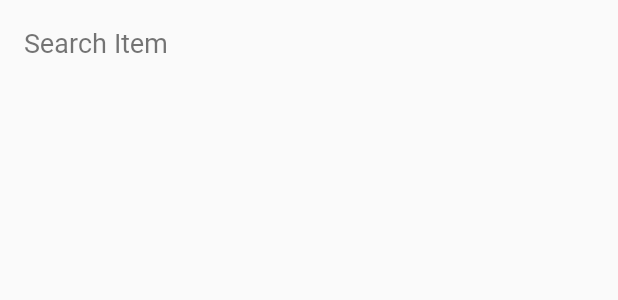
After one commit to tairoroberto/RemoteJobs, an Android app: the layout item_search.xml on its own in the app's theme, with its tools: preview values and no code run, on a phone screen of 412 x 824 dp. The commit adds this screen. Shown: the top 300 px of the screen. Run offline under Robolectric (Android 15) with nearby library versions, the phone set to English and light mode, and no system bars.

Commit message:
change init presenter, and search

```diff
--- a/app/src/main/kotlin/com/remoteok/io/app/detail/view/DetailActivity.kt
+++ b/app/src/main/kotlin/com/remoteok/io/app/detail/view/DetailActivity.kt
@@ -36,7 +36,9 @@ import java.util.*
 class DetailActivity : AppCompatActivity(), DetailContract.View {
 
     private var shareActionProvider: ShareActionProvider? = null
-    private var presenter: DetailContract.Presenter? = null
+    private val presenter: DetailContract.Presenter? by lazy {
+        DetailPresenter()
+    }
 
     override fun onCreate(savedInstanceState: Bundle?) {
 
@@ -45,7 +47,6 @@ class DetailActivity : AppCompatActivity(), DetailContract.View {
         setContentView(R.layout.activity_detail)
         setSupportActionBar(toolbar)
 
-        presenter = DetailPresenter()
         presenter?.attachView(this)
 
         imageView.isDrawingCacheEnabled = true
--- a/app/src/main/kotlin/com/remoteok/io/app/home/model/HomeModel.kt
+++ b/app/src/main/kotlin/com/remoteok/io/app/home/model/HomeModel.kt
@@ -21,7 +21,7 @@ class HomeModel(private val presenter: HomeContract.Presenter) : HomeContract.Mo
 
                     val jobs = JobsResponse()
                     jobs.list = it
-                    jobs.list = jobs.list?.subList(0, 50)?.sortedBy { it.date }
+                    jobs.list = jobs.list?.subList(0, 50)?.sortedBy { it.date }?.reversed()
                     Log.i("LOG", "List Size: ${jobs.list?.size}")
 
                     presenter.manipulateResponse(jobs)
@@ -38,6 +38,7 @@ class HomeModel(private val presenter: HomeContract.Presenter) : HomeContract.Mo
                 ?.subscribe({
                     val jobsResponse = JobsResponse()
                     jobsResponse.list = it
+                    jobsResponse.list = jobsResponse.list?.subList(0, 50)?.sortedBy { it.date }?.reversed()
                     presenter.manipulateResponse(jobsResponse)
                 }, { error ->
                     Log.i("LOG", "Error: ${error.message}")
--- a/app/src/main/kotlin/com/remoteok/io/app/home/view/HomeRecyclerAdapter.kt
+++ b/app/src/main/kotlin/com/remoteok/io/app/home/view/HomeRecyclerAdapter.kt
@@ -20,7 +20,7 @@ import com.remoteok.io.app.base.extension.loadImage
  */
 class HomeRecyclerAdapter(val context: Context?,
                           private var list: ArrayList<Job>?,
-                          private val onClick: OnClick) : RecyclerView.Adapter<HomeRecyclerAdapter.ViewHolder>() {
+                          val onClick: (job:Job, imageView: ImageView) -> Unit) : RecyclerView.Adapter<HomeRecyclerAdapter.ViewHolder>() {
 
     private var lastPosition = -1
 
@@ -29,7 +29,7 @@ class HomeRecyclerAdapter(val context: Context?,
         if (item != null) {
             holder.bind(item)
             holder.itemView.setOnClickListener({
-                onClick.onItemClick(item, holder.imageView)
+                onClick(item, holder.imageView)
             })
         }
         setAnimation(holder.itemView, position)
--- /dev/null
+++ b/app/src/main/res/layout/item_search.xml
@@ -0,0 +1,12 @@
+<?xml version="1.0" encoding="utf-8"?>
+<TextView xmlns:android="http://schemas.android.com/apk/res/android"
+    xmlns:tools="http://schemas.android.com/tools"
+    android:id="@+id/text1"
+    android:layout_width="match_parent"
+    android:layout_height="wrap_content"
+    android:padding="16dp"
+    android:elevation="@dimen/dimen_16dp"
+    android:fontFamily="@font/sf_ui_text_light"
+    android:textAlignment="viewStart"
+    android:textSize="@dimen/dimen_18sp"
+    tools:text="Search Item" />
--- a/app/src/main/res/values/strings.xml
+++ b/app/src/main/res/values/strings.xml
@@ -19,7 +19,10 @@
     <string name="production_countries">Production Countries: \n%s</string>
     <string name="spoken_languages">Spoken Languages: \n%s</string>
     <string name="share">share</string>
-    <string-array name="tags_searsh">
+
+    <string name="donate">donate</string>
+
+    <string-array name="suggestions">
         <item>abap</item>
         <item>actionscript</item>
         <item>admin</item>
```
Also changed, not shown: app/src/main/kotlin/com/remoteok/io/app/home/view/HomeFragment.kt (+48 -20 lines), app/src/main/res/layout/fragment_list.xml (+15 -2 lines). Lines whose indentation alone changed are shown as unchanged.
